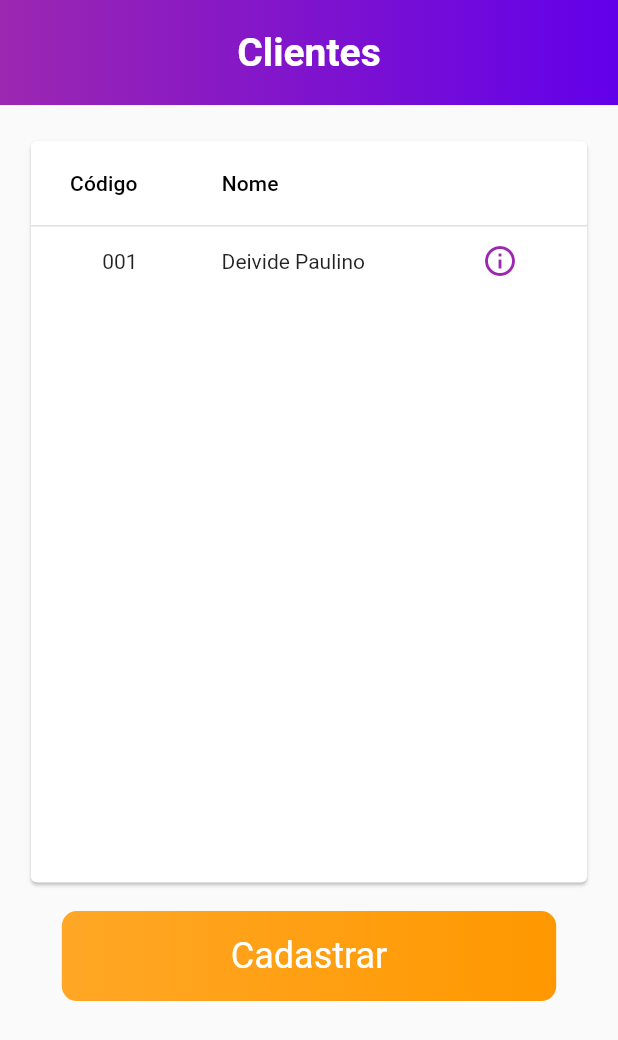
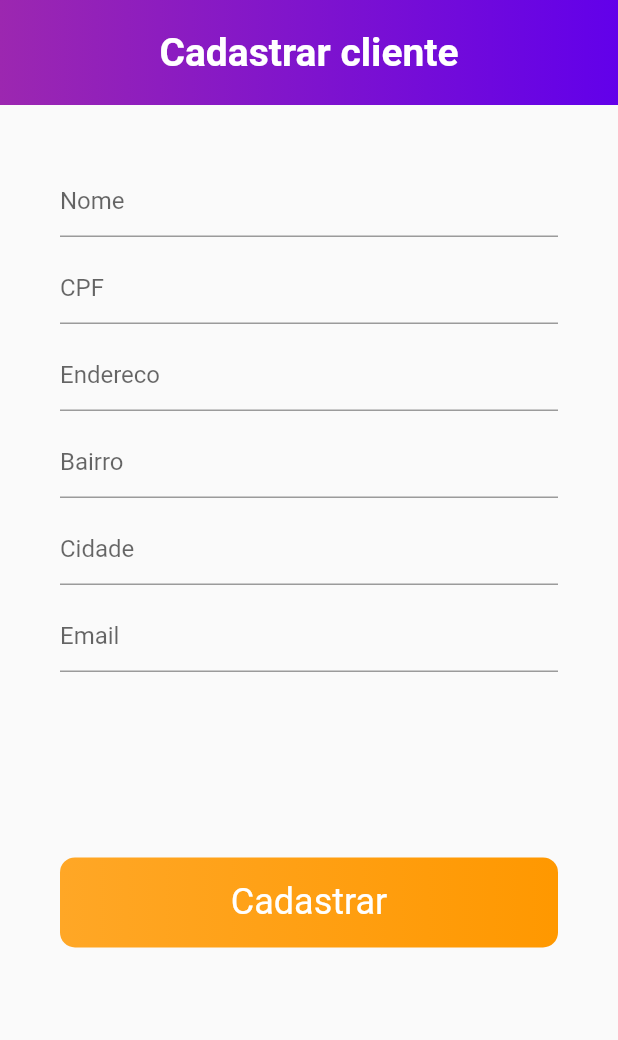
Before and after one commit to deividepaulino1/isell, a Flutter app: the ClientesPage widget shown alone on an empty page, opened directly, after a tap on "Cadastrar", on a phone screen of 412 x 824 dp. Shown: the top 1040 px of the screen. Run offline on Flutter 3.47's test engine with Material 2 defaults, Android fonts, the phone set to English and light mode, and no system bars; our stand-ins replace flutter_colorpicker, font_awesome_flutter, page_transition, responsive_sizer, shared_preferences; missing offline and left inert: validatorless; accounts and stored records are empty; network calls fail; Roboto replaces fonts that are missing (principal).

Commit message:
criado o cadastro de clientes

```diff
--- /dev/null
+++ b/lib/data/services/clientes.service.dart
@@ -0,0 +1,44 @@
+import 'dart:convert';
+
+import 'package:flutter/material.dart';
+import 'package:http/http.dart' as http;
+import 'package:isell/data/settings.dart';
+
+class ClienteService {
+  cadastrarCliente(
+    String nome,
+    String cpf,
+    String endereco,
+    String bairro,
+    String cidade,
+    String email,
+    context,
+  ) {
+    Uri url = Uri.https(Settings.baseUrl, '/clientes.json');
+    http
+        .post(
+      url,
+      body: json.encode({
+        "nome": nome,
+        "cpf": cpf,
+        "endereco": endereco,
+        "bairro": bairro,
+        "cidade": cidade,
+        "email": email,
+      }),
+    )
+        .then(
+      (response) {
+        if (response.statusCode == 200) {
+          final snackbar =
+              SnackBar(content: Text('Cliente gravado com sucesso'));
+          ScaffoldMessenger.of(context).showSnackBar(snackbar);
+          Navigator.pop(context);
+        } else {
+          final snackbar = SnackBar(content: Text('Erro ao gravar dados'));
+          ScaffoldMessenger.of(context).showSnackBar(snackbar);
+        }
+      },
+    );
+  }
+}
--- a/lib/main.dart
+++ b/lib/main.dart
@@ -2,6 +2,7 @@ import 'package:flutter/material.dart';
 import 'package:isell/components/theme/themeChanger.dart';
 import 'package:isell/pages/caixa/clientes-page.dart';
 import 'package:isell/pages/caixa/inicioVenda.dart';
+import 'package:isell/pages/clientes/cadastrar-cliente-page.dart';
 import 'package:isell/pages/clientes/editarClientes-page.dart';
 import 'package:isell/pages/home-page.dart';
 import 'package:isell/pages/exemplo-firebase.dart';
@@ -126,6 +127,13 @@ class iSell extends StatelessWidget {
                   settings: settings,
                 );
 
+              case '/cadastrar':
+                return PageTransition(
+                  child: CadastrarCliente(),
+                  type: PageTransitionType.rightToLeft,
+                  settings: settings,
+                );
+
               default:
                 return null;
             }
--- /dev/null
+++ b/lib/pages/clientes/cadastrar-cliente-page.dart
@@ -0,0 +1,132 @@
+import 'package:flutter/material.dart';
+import 'package:flutter/src/foundation/key.dart';
+import 'package:flutter/src/widgets/framework.dart';
+import 'package:isell/components/shared/btn-component.dart';
+import 'package:isell/components/shared/topBar-component.dart';
+import 'package:isell/data/services/clientes.service.dart';
+import 'package:responsive_sizer/responsive_sizer.dart';
+import 'package:validatorless/validatorless.dart';
+
+class CadastrarCliente extends StatefulWidget {
+  const CadastrarCliente({Key? key}) : super(key: key);
+
+  @override
+  State<CadastrarCliente> createState() => _CadastrarClienteState();
+}
+
+class _CadastrarClienteState extends State<CadastrarCliente> {
+  final _formKey = GlobalKey<FormState>();
+  final _nomeCliente = TextEditingController();
+  final _cpfCliente = TextEditingController();
+  final _enderecoCliente = TextEditingController();
+  final _bairroCliente = TextEditingController();
+  final _cidadeCliente = TextEditingController();
+  final _emailCliente = TextEditingController();
+
+  @override
+  Widget build(BuildContext context) {
+    return Scaffold(
+      body: SingleChildScrollView(
+        child: SafeArea(
+          child: Column(
+            children: [
+              topBarComponent(
+                titulo: 'Cadastrar cliente',
+              ),
+              Form(
+                key: _formKey,
+                child: Padding(
+                  padding: EdgeInsets.all(40),
+                  child: Column(
+                    children: [
+                      TextFormField(
+                        controller: _nomeCliente,
+                        validator:
+                            Validatorless.required('O nome é obrigatório'),
+                        decoration: InputDecoration(
+                          hintText: 'Nome',
+                        ),
+                      ),
+                      SizedBox(height: 10),
+                      TextFormField(
+                        controller: _cpfCliente,
+                        validator: Validatorless.cpf('CPF inválildo'),
+                        decoration: InputDecoration(
+                          hintText: 'CPF',
+                        ),
+                      ),
+                      SizedBox(height: 10),
+                      TextFormField(
+                        controller: _enderecoCliente,
+                        validator: Validatorless.min(
+                            6, 'Preencha corretamente o endereço'),
+                        decoration: InputDecoration(
+                          hintText: 'Endereco',
+                        ),
+                      ),
+                      SizedBox(height: 10),
+                      TextFormField(
+                        controller: _bairroCliente,
+                        validator:
+                            Validatorless.required('O Bairro é obrigatório'),
+                        decoration: InputDecoration(
+                          hintText: 'Bairro',
+                        ),
+                      ),
+                      SizedBox(height: 10),
+                      TextFormField(
+                        controller: _cidadeCliente,
+                        validator:
+                            Validatorless.required('A cidade é obrigatório'),
+                        decoration: InputDecoration(
+                          hintText: 'Cidade',
+                        ),
+                      ),
+                      SizedBox(height: 10),
+                      TextFormField(
+                        controller: _emailCliente,
+                        validator: Validatorless.email('Emáil inválido'),
+                        decoration: InputDecoration(
+                          hintText: 'Email',
+                        ),
+                      ),
+                      SizedBox(
+                        height: Adaptive.h(15),
+                      ),
+                      BtnComponent(
+                          gradiente: LinearGradient(
+                            colors: [
+                              Colors.orange.shade400,
+                              Colors.orange,
+                            ],
+                          ),
+                          funcao: () async {
+                            if (_formKey.currentState!.validate()) {
+                              await ClienteService().cadastrarCliente(
+                                _nomeCliente.text,
+                                _cpfCliente.text,
+                                _enderecoCliente.text,
+                                _bairroCliente.text,
+                                _cidadeCliente.text,
+                                _emailCliente.text,
+                                context,
+                              );
+                              _formKey.currentState!.reset();
+                            } else {
+                              final snackbar = SnackBar(
+                                  content: Text('Erro ao gravar os dados'));
+                              ScaffoldMessenger.of(context)
+                                  .showSnackBar(snackbar);
+                            }
+                          }),
+                    ],
+                  ),
+                ),
+              ),
+            ],
+          ),
+        ),
+      ),
+    );
+  }
+}
--- a/lib/pages/clientes/clientes-page.dart
+++ b/lib/pages/clientes/clientes-page.dart
@@ -35,7 +35,9 @@ class ClientesPage extends StatelessWidget {
                     top: 15,
                   ),
                   child: BtnComponent(
-                    funcao: () {},
+                    funcao: () {
+                      Navigator.pushNamed(context, '/cadastrar');
+                    },
                     gradiente: LinearGradient(
                       colors: [
                         Colors.orange.shade400,
```
Also changed, not shown: lib/pages/ajustes/ajustes-page.dart (+8 -0 lines), lib/pages/login-page.dart (+29 -5 lines).
